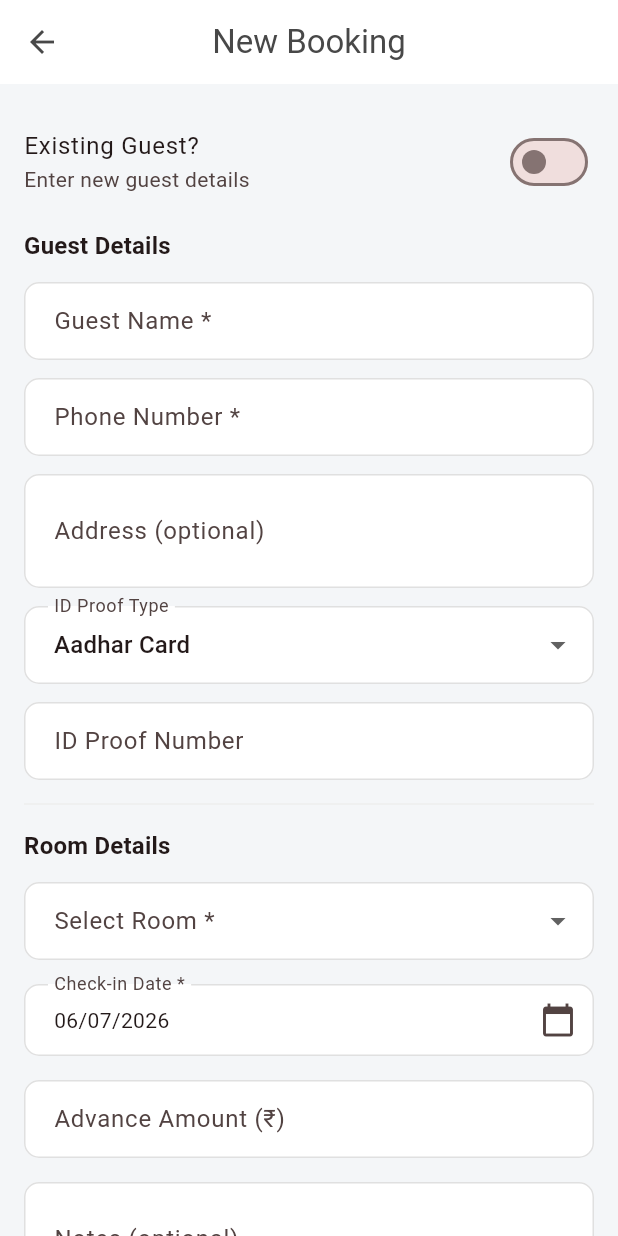
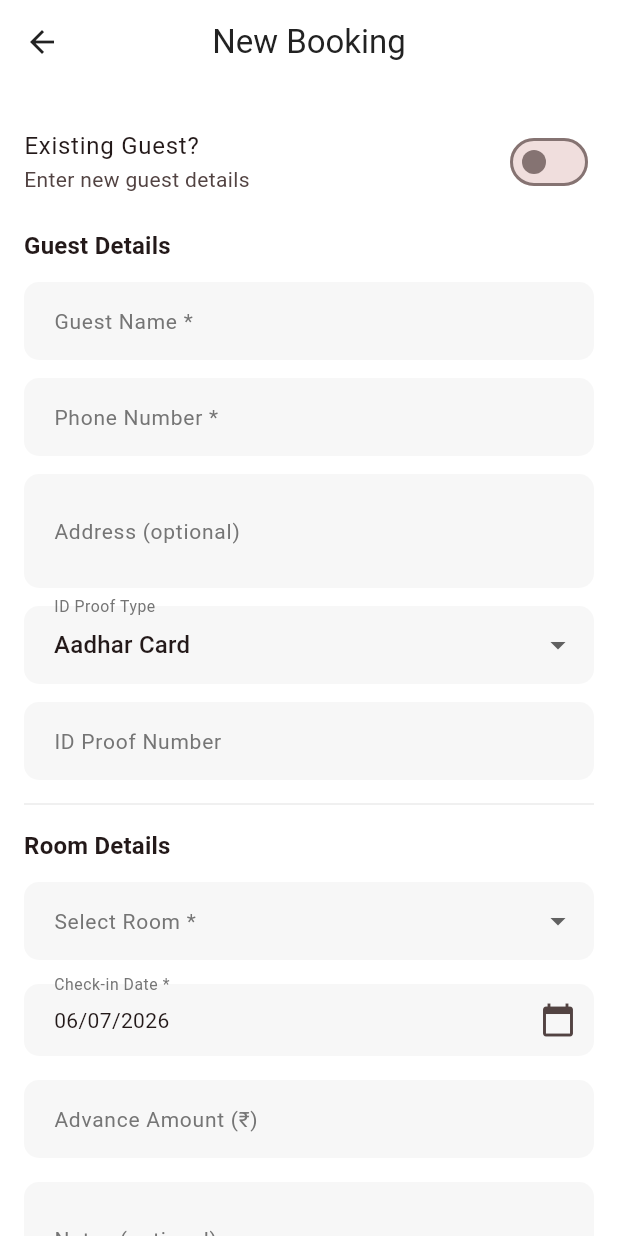
Before and after one commit to Nutshellghost/sri-lakshmi-narasimha-lodge, a Flutter app: the screen it shows after launch, after a tap on "New Booking", on a phone screen of 412 x 824 dp. Run offline on Flutter 3.47's test engine with Material 3 defaults, Android fonts, the phone set to English and light mode, and no system bars; our stand-ins replace sqflite_common_ffi, sqflite_common_ffi_web; accounts and stored records are empty.

Commit message:
Proper Airbnb theme: white scaffold, bordered cards, clean coral header, no gradients

```diff
--- a/lib/main.dart
+++ b/lib/main.dart
@@ -38,22 +38,27 @@ class SriLakshmiNarasimhaLodgeApp extends StatelessWidget {
             brightness: Brightness.light,
             primary: const Color(0xFFFF5A5F),
             secondary: const Color(0xFF00C4CC),
-            surface: const Color(0xFFF4F6F8),
+            surface: Colors.white,
           ),
-          scaffoldBackgroundColor: const Color(0xFFF4F6F8),
+          scaffoldBackgroundColor: Colors.white,
           useMaterial3: true,
           appBarTheme: const AppBarTheme(
             backgroundColor: Colors.white,
-            foregroundColor: Color(0xFF484848),
+            foregroundColor: Color(0xFF222222),
             centerTitle: true,
             elevation: 0,
-            scrolledUnderElevation: 1,
+            scrolledUnderElevation: 0.5,
+            surfaceTintColor: Colors.transparent,
           ),
           cardTheme: CardThemeData(
-            elevation: 1,
+            elevation: 0,
             color: Colors.white,
             shadowColor: Colors.black12,
-            shape: RoundedRectangleBorder(borderRadius: BorderRadius.circular(14)),
+            surfaceTintColor: Colors.transparent,
+            shape: RoundedRectangleBorder(
+              borderRadius: BorderRadius.circular(12),
+              side: BorderSide(color: Color(0xFFEBEBEB)),
+            ),
           ),
           elevatedButtonTheme: ElevatedButtonThemeData(
             style: ElevatedButton.styleFrom(
@@ -61,7 +66,16 @@ class SriLakshmiNarasimhaLodgeApp extends StatelessWidget {
               foregroundColor: Colors.white,
               elevation: 0,
               shape: RoundedRectangleBorder(borderRadius: BorderRadius.circular(10)),
-              padding: const EdgeInsets.symmetric(horizontal: 20, vertical: 12),
+              padding: const EdgeInsets.symmetric(horizontal: 20, vertical: 14),
+              textStyle: const TextStyle(fontSize: 15, fontWeight: FontWeight.w600),
+            ),
+          ),
+          outlinedButtonTheme: OutlinedButtonThemeData(
+            style: OutlinedButton.styleFrom(
+              foregroundColor: const Color(0xFFFF5A5F),
+              side: const BorderSide(color: Color(0xFFFF5A5F)),
+              shape: RoundedRectangleBorder(borderRadius: BorderRadius.circular(10)),
+              padding: const EdgeInsets.symmetric(horizontal: 20, vertical: 14),
             ),
           ),
           textButtonTheme: TextButtonThemeData(
@@ -71,51 +85,56 @@ class SriLakshmiNarasimhaLodgeApp extends StatelessWidget {
           ),
           inputDecorationTheme: InputDecorationTheme(
             filled: true,
-            fillColor: Colors.white,
+            fillColor: const Color(0xFFF7F7F7),
             border: OutlineInputBorder(
               borderRadius: BorderRadius.circular(10),
-              borderSide: BorderSide(color: Colors.grey.shade300),
+              borderSide: BorderSide.none,
             ),
             enabledBorder: OutlineInputBorder(
               borderRadius: BorderRadius.circular(10),
-              borderSide: BorderSide(color: Colors.grey.shade300),
+              borderSide: BorderSide.none,
             ),
             focusedBorder: OutlineInputBorder(
               borderRadius: BorderRadius.circular(10),
               borderSide: const BorderSide(color: Color(0xFFFF5A5F), width: 2),
             ),
             contentPadding: const EdgeInsets.symmetric(horizontal: 16, vertical: 14),
+            labelStyle: TextStyle(color: Colors.grey[600], fontSize: 14),
           ),
           floatingActionButtonTheme: const FloatingActionButtonThemeData(
             backgroundColor: Color(0xFFFF5A5F),
             foregroundColor: Colors.white,
-            elevation: 2,
+            elevation: 0,
             shape: RoundedRectangleBorder(borderRadius: BorderRadius.all(Radius.circular(16))),
           ),
           navigationBarTheme: NavigationBarThemeData(
             backgroundColor: Colors.white,
-            indicatorColor: const Color(0xFFFF5A5F).withValues(alpha: 0.12),
+            elevation: 0,
+            indicatorColor: const Color(0xFFFF5A5F).withValues(alpha: 0.1),
             labelTextStyle: WidgetStateProperty.resolveWith((states) {
               if (states.contains(WidgetState.selected)) {
-                return const TextStyle(color: Color(0xFFFF5A5F), fontSize: 12, fontWeight: FontWeight.w600);
+                return const TextStyle(color: Color(0xFFFF5A5F), fontSize: 11, fontWeight: FontWeight.w600);
               }
-              return TextStyle(color: Colors.grey[600], fontSize: 12);
+              return TextStyle(color: Colors.grey[500], fontSize: 11);
             }),
             iconTheme: WidgetStateProperty.resolveWith((states) {
               if (states.contains(WidgetState.selected)) {
-                return const IconThemeData(color: Color(0xFFFF5A5F));
+                return const IconThemeData(color: Color(0xFFFF5A5F), size: 22);
               }
-              return IconThemeData(color: Colors.grey[500]);
+              return IconThemeData(color: Colors.grey[400], size: 22);
             }),
           ),
           dividerTheme: DividerThemeData(
-            color: Colors.grey[200],
+            color: const Color(0xFFEBEBEB),
             thickness: 1,
             space: 1,
           ),
           snackBarTheme: SnackBarThemeData(
             behavior: SnackBarBehavior.floating,
             shape: RoundedRectangleBorder(borderRadius: BorderRadius.circular(10)),
+          ),
+          progressIndicatorTheme: const ProgressIndicatorThemeData(
+            color: Color(0xFFFF5A5F),
           ),
         ),
         home: const MainShell(),
--- a/lib/screens/dashboard_screen.dart
+++ b/lib/screens/dashboard_screen.dart
@@ -37,77 +37,84 @@ class DashboardScreen extends StatelessWidget {
             child: ListView(
               padding: const EdgeInsets.all(16),
               children: [
-                // Welcome header
+                // Welcome header — Airbnb style
                 Container(
                   padding: const EdgeInsets.all(20),
                   decoration: BoxDecoration(
-                    gradient: LinearGradient(
-                      colors: [
-                        Theme.of(context).colorScheme.primary,
-                        Theme.of(context).colorScheme.primary.withValues(alpha: 0.8),
-                      ],
-                      begin: Alignment.topLeft,
-                      end: Alignment.bottomRight,
-                    ),
-                    borderRadius: BorderRadius.circular(16),
+                    color: const Color(0xFFFF5A5F),
+                    borderRadius: BorderRadius.circular(12),
                   ),
                   child: Column(
                     crossAxisAlignment: CrossAxisAlignment.start,
                     children: [
+                      Row(
+                        children: [
+                          Expanded(
+                            child: Column(
+                              crossAxisAlignment: CrossAxisAlignment.start,
+                              children: [
                                 Text(
-                        DateFormat('EEEE, MMMM d, yyyy').format(DateTime.now()),
-                        style: const TextStyle(color: Colors.white70, fontSize: 14),
+                                  DateFormat('EEE, MMM d, yyyy').format(DateTime.now()),
+                                  style: const TextStyle(color: Colors.white70, fontSize: 13, fontWeight: FontWeight.w500),
                                 ),
-                      const SizedBox(height: 8),
-                      const Text(
-                        'Welcome to',
-                        style: TextStyle(color: Colors.white70, fontSize: 16),
-                      ),
+                                const SizedBox(height: 4),
                                 const Text(
                                   'Sri Lakshmi Narasimha Lodge',
                                   style: TextStyle(
                                     color: Colors.white,
-                          fontSize: 24,
+                                    fontSize: 22,
                                     fontWeight: FontWeight.bold,
                                   ),
                                 ),
                               ],
                             ),
                           ),
-                const SizedBox(height: 20),
+                          Container(
+                            width: 44,
+                            height: 44,
+                            decoration: BoxDecoration(
+                              color: Colors.white.withValues(alpha: 0.2),
+                              borderRadius: BorderRadius.circular(12),
+                            ),
+                            child: const Icon(Icons.home_outlined, color: Colors.white, size: 24),
+                          ),
+                        ],
+                      ),
+                    ],
+                  ),
+                ),
+                const SizedBox(height: 16),
 
                 // Quick action button
                 SizedBox(
                   width: double.infinity,
-                  height: 56,
                   child: ElevatedButton.icon(
                     onPressed: () => _newBooking(context),
-                    icon: const Icon(Icons.add_circle_outline, size: 28),
-                    label: const Text('New Booking', style: TextStyle(fontSize: 18)),
+                    icon: const Icon(Icons.add, size: 20),
+                    label: const Text('New Booking'),
                     style: ElevatedButton.styleFrom(
-                      backgroundColor: Theme.of(context).colorScheme.primary,
+                      backgroundColor: const Color(0xFFFF5A5F),
                       foregroundColor: Colors.white,
                       shape: RoundedRectangleBorder(
-                        borderRadius: BorderRadius.circular(16),
+                        borderRadius: BorderRadius.circular(12),
+                      ),
+                      padding: const EdgeInsets.symmetric(vertical: 14),
                     ),
                   ),
                 ),
+                const SizedBox(height: 24),
+
+                // Overview stats
+                Row(
+                  mainAxisAlignment: MainAxisAlignment.spaceBetween,
+                  children: [
+                    Text('Overview', style: Theme.of(context).textTheme.titleSmall?.copyWith(fontWeight: FontWeight.w600, color: const Color(0xFF222222))),
+                    Text('${stats['totalRooms'] ?? 0} rooms', style: TextStyle(color: Colors.grey[500], fontSize: 13)),
+                  ],
                 ),
-                const SizedBox(height: 20),
-
-                // Stats grid
-                Text('Overview', style: Theme.of(context).textTheme.titleMedium?.copyWith(fontWeight: FontWeight.bold)),
-                const SizedBox(height: 12),
+                const SizedBox(height: 14),
                 Row(
                   children: [
-                    _StatCard(
-                      title: 'Total Rooms',
-                      value: '${stats['totalRooms'] ?? 0}',
-                      icon: Icons.meeting_room,
-                      color: Colors.blue,
-                      flex: 1,
-                    ),
-                    const SizedBox(width: 12),
                     _StatCard(
                       title: 'Vacant',
                       value: '${stats['vacantRooms'] ?? 0}',
@@ -115,7 +122,7 @@ class DashboardScreen extends StatelessWidget {
                       color: Colors.green,
                       flex: 1,
                     ),
-                    const SizedBox(width: 12),
+                    const SizedBox(width: 10),
                     _StatCard(
                       title: 'Occupied',
                       value: '${stats['occupiedRooms'] ?? 0}',
@@ -123,35 +130,37 @@ class DashboardScreen extends StatelessWidget {
                       color: Colors.orange,
                       flex: 1,
                     ),
-                  ],
-                ),
-                const SizedBox(height: 12),
-                Row(
-                  children: [
+                    const SizedBox(width: 10),
                     _StatCard(
-                      title: 'Active Bookings',
+                      title: 'Active',
                       value: '${stats['activeBookings'] ?? 0}',
                       icon: Icons.book_online,
-                      color: Colors.purple,
-                      flex: 1,
-                    ),
-                    const SizedBox(width: 12),
-                    _StatCard(
-                      title: "Today's Check-ins",
-                      value: '${stats['todayCheckIns'] ?? 0}',
-                      icon: Icons.login,
-                      color: Colors.teal,
+                      color: const Color(0xFFFF5A5F),
                       flex: 1,
                     ),
                   ],
                 ),
                 const SizedBox(height: 20),
 
-                // Revenue section
-                Text('Revenue', style: Theme.of(context).textTheme.titleMedium?.copyWith(fontWeight: FontWeight.bold)),
-                const SizedBox(height: 12),
+                // Today
+                Row(
+                  mainAxisAlignment: MainAxisAlignment.spaceBetween,
+                  children: [
+                    Text("Today's Activity", style: Theme.of(context).textTheme.titleSmall?.copyWith(fontWeight: FontWeight.w600, color: const Color(0xFF222222))),
+                    Text(DateFormat('d MMM').format(DateTime.now()), style: TextStyle(color: Colors.grey[500], fontSize: 13)),
+                  ],
+                ),
+                const SizedBox(height: 14),
                 Row(
                   children: [
+                    _StatCard(
+                      title: "Check-ins",
+                      value: '${stats['todayCheckIns'] ?? 0}',
+                      icon: Icons.login,
+                      color: Colors.teal,
+                      flex: 1,
+                    ),
+                    const SizedBox(width: 10),
                     _StatCard(
                       title: "Today's Revenue",
                       value: '₹${NumberFormat('#,##0').format(stats['todayRevenue'] ?? 0)}',
@@ -159,9 +168,9 @@ class DashboardScreen extends StatelessWidget {
                       color: Colors.green,
                       flex: 1,
                     ),
-                    const SizedBox(width: 12),
+                    const SizedBox(width: 10),
                     _StatCard(
-                      title: 'Total Advance',
+                      title: 'Advance',
                       value: '₹${NumberFormat('#,##0').format(stats['totalAdvance'] ?? 0)}',
                       icon: Icons.account_balance_wallet,
                       color: Colors.indigo,
@@ -169,30 +178,30 @@ class DashboardScreen extends StatelessWidget {
                     ),
                   ],
                 ),
-                const SizedBox(height: 20),
+                const SizedBox(height: 24),
 
                 // Quick links
-                Text('Quick Access', style: Theme.of(context).textTheme.titleMedium?.copyWith(fontWeight: FontWeight.bold)),
-                const SizedBox(height: 12),
+                Text('Quick Access', style: Theme.of(context).textTheme.titleSmall?.copyWith(fontWeight: FontWeight.w600, color: const Color(0xFF222222))),
+                const SizedBox(height: 14),
                 _QuickLink(
                   icon: Icons.meeting_room,
                   title: 'Manage Rooms',
                   subtitle: 'Add, edit or view rooms',
-                  color: Colors.blue,
+                  color: const Color(0xFFFF5A5F),
                   onTap: () => Navigator.push(context, MaterialPageRoute(builder: (_) => const RoomsScreen())),
                 ),
                 _QuickLink(
                   icon: Icons.book_online,
                   title: 'All Bookings',
                   subtitle: 'View and manage bookings',
-                  color: Colors.purple,
+                  color: const Color(0xFFFF5A5F),
                   onTap: () => Navigator.push(context, MaterialPageRoute(builder: (_) => const BookingsScreen())),
                 ),
                 _QuickLink(
                   icon: Icons.people,
                   title: 'Guests',
                   subtitle: 'View guest history',
-                  color: Colors.teal,
+                  color: const Color(0xFFFF5A5F),
                   onTap: () => Navigator.push(context, MaterialPageRoute(builder: (_) => const GuestsScreen())),
                 ),
               ],
@@ -228,8 +237,10 @@ class _StatCard extends StatelessWidget {
     return Expanded(
       flex: flex,
       child: Card(
-        elevation: 2,
-        shape: RoundedRectangleBorder(borderRadius: BorderRadius.circular(12)),
+        shape: RoundedRectangleBorder(
+          borderRadius: BorderRadius.circular(12),
+          side: BorderSide(color: Colors.grey.shade200),
+        ),
         child: Padding(
           padding: const EdgeInsets.all(14),
           child: Column(
@@ -279,7 +290,10 @@ class _QuickLink extends StatelessWidget {
   Widget build(BuildContext context) {
     return Card(
       margin: const EdgeInsets.only(bottom: 8),
-      shape: RoundedRectangleBorder(borderRadius: BorderRadius.circular(12)),
+      shape: RoundedRectangleBorder(
+        borderRadius: BorderRadius.circular(12),
+        side: BorderSide(color: Colors.grey.shade200),
+      ),
       child: ListTile(
         leading: CircleAvatar(
           backgroundColor: color.withValues(alpha: 0.15),
```
Lines whose indentation alone changed are shown as unchanged.
